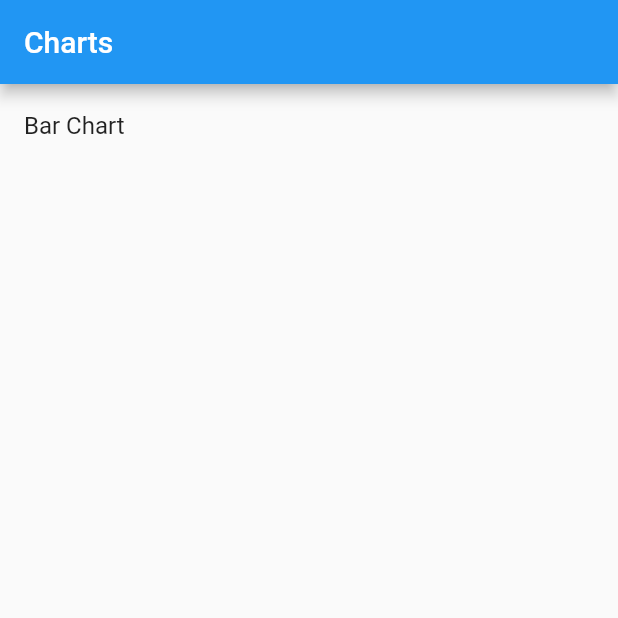
After one commit to HazyFish/visualization-demo-flutter, a Flutter app: the screen it shows after launch, on a phone screen of 412 x 824 dp, the top half of it. The commit adds this screen. Run offline on Flutter 3.47's test engine with Material 2 defaults, Android fonts, the phone set to English and light mode, and no system bars; our stand-ins replace charts_flutter.

Commit message:
Add chart list page

```diff
--- /dev/null
+++ b/lib/chart_list_page.dart
@@ -0,0 +1,16 @@
+import 'package:flutter/material.dart';
+import 'package:visualization_demo/bar_chart_page.dart';
+
+class ChartListPage extends StatelessWidget {
+  @override
+  Widget build(BuildContext context) {
+    return Scaffold(
+        appBar: AppBar(title: Text('Charts')),
+        body: ListView(children: [
+          ListTile(
+              title: Text('Bar Chart'),
+              onTap: () => Navigator.push(
+                  context, MaterialPageRoute(builder: (_) => BarChartPage())))
+        ]));
+  }
+}
--- a/lib/main.dart
+++ b/lib/main.dart
@@ -1,5 +1,5 @@
 import 'package:flutter/material.dart';
-import 'package:visualization_demo/bar_chart_page.dart';
+import 'package:visualization_demo/chart_list_page.dart';
 
 void main() {
   runApp(MyApp());
@@ -14,7 +14,7 @@ class MyApp extends StatelessWidget {
         primarySwatch: Colors.blue,
         visualDensity: VisualDensity.adaptivePlatformDensity,
       ),
-      home: BarChartPage(),
+      home: ChartListPage(),
     );
   }
 }
```
